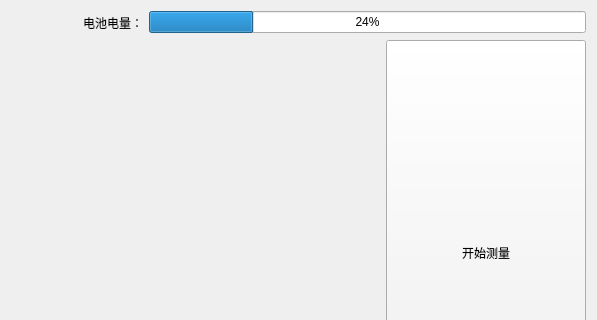
The window that ui_show/showwin_proximityswitch.ui (Dirck-YHP/Proj_sensor_detect) describes before a commit, drawn with Qt 5; both pictures show x 557 to 1154 and y 0 to 320 of the 1154 by 667 pixel window.
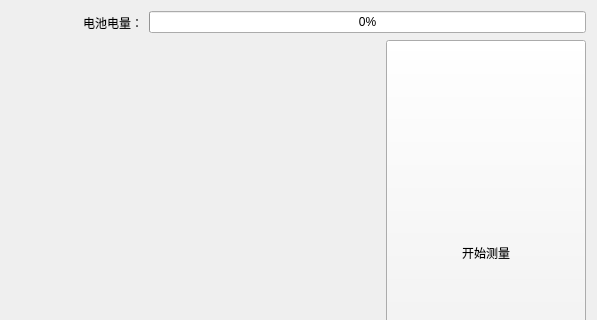
The same window after the commit. Custom widgets are drawn as their Qt base class.

Patch:
```diff
--- a/ui_show/showwin_proximityswitch.ui
+++ b/ui_show/showwin_proximityswitch.ui
@@ -53,7 +53,7 @@
        <item>
         <widget class="QProgressBar" name="pBar_battery">
          <property name="value">
-          <number>24</number>
+          <number>0</number>
          </property>
         </widget>
        </item>
```
